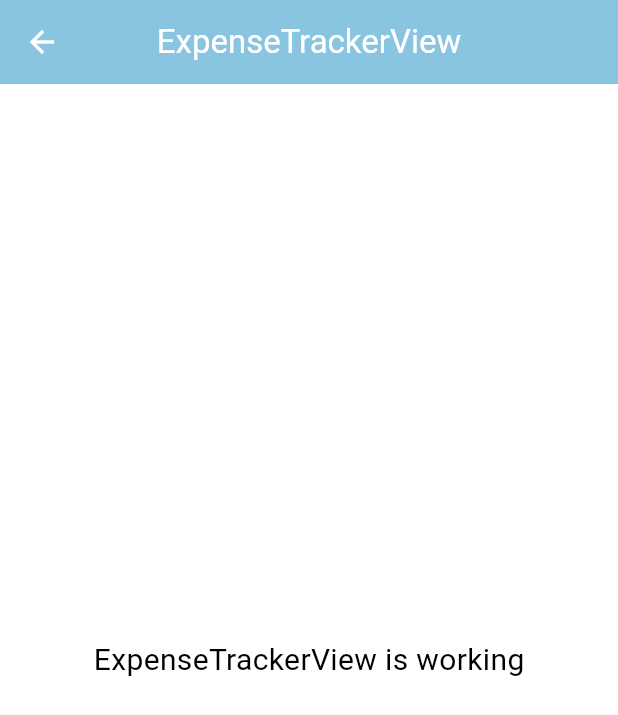
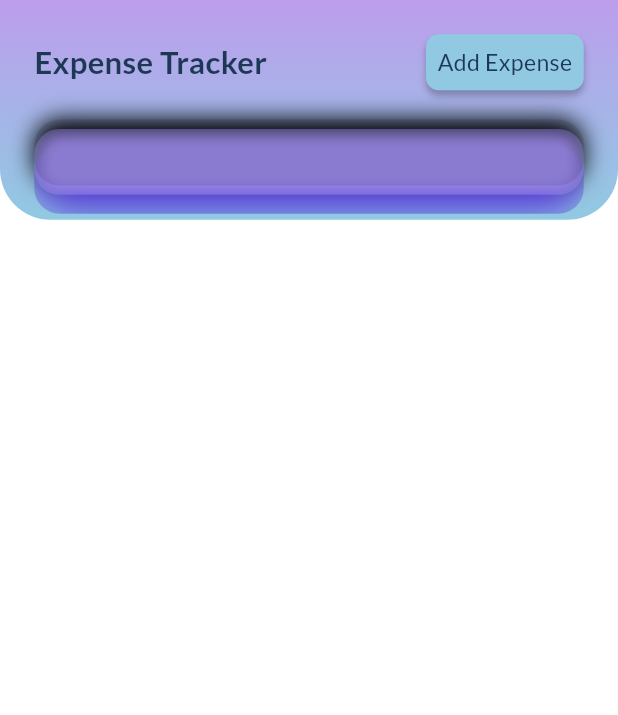
Before and after one commit to RaihanRafi01/parent_bridge, a Flutter app: the ExpenseTrackerView screen opened by its route, on a phone screen of 412 x 824 dp. Shown: the top 715 px of the screen. Run offline on Flutter 3.47's test engine with Material 3 defaults, Android fonts, the phone set to English and light mode, and no system bars; our stand-ins replace flutter_screenutil, flutter_svg, get, google_fonts.

Commit message:
expanse tracker started

```diff
--- a/lib/app/modules/authentication/views/sign_in_view.dart
+++ b/lib/app/modules/authentication/views/sign_in_view.dart
@@ -6,6 +6,7 @@ import 'package:get/get.dart';
 import 'package:parent_bridge/app/modules/authentication/views/forgot_password_view.dart';
 import 'package:parent_bridge/app/modules/authentication/views/sign_up_view.dart';
 import 'package:parent_bridge/app/modules/home/views/home_view.dart';
+import 'package:parent_bridge/app/modules/subscription/views/subscription_view.dart';
 import 'package:parent_bridge/common/widgets/customButton.dart';
 import 'package:parent_bridge/common/widgets/customTextField.dart';
 
@@ -117,7 +118,7 @@ class SignInView extends GetView<AuthenticationController> {
 
                 Padding(
                   padding: const EdgeInsets.symmetric(vertical: 30).r,
-                  child: CustomPBButton(text: 'Log In', onPressed: () => Get.to(HomeView()),),
+                  child: CustomPBButton(text: 'Log In', onPressed: () => Get.to(SubscriptionView()),),
                 ),
 
 
--- a/lib/app/modules/calendar/views/calendar_view.dart
+++ b/lib/app/modules/calendar/views/calendar_view.dart
@@ -44,7 +44,7 @@ class CalendarView extends GetView<CalendarController> {
             child: _buildCalendarContent(),
           ),
          //  _buildAddEventButton(),
-          CustomPBButton(text: 'Add Event'),
+          CustomPBButton(text: 'Add Event', onPressed: () {  }),
           SizedBox(height: 40.h)
         ],
       ),
--- a/lib/app/modules/expense_tracker/views/expense_tracker_view.dart
+++ b/lib/app/modules/expense_tracker/views/expense_tracker_view.dart
@@ -1,6 +1,9 @@
 import 'package:flutter/material.dart';
+import 'package:flutter_screenutil/flutter_screenutil.dart';
 
 import 'package:get/get.dart';
+import 'package:parent_bridge/common/appColors.dart';
+import 'package:parent_bridge/common/customFont.dart';
 
 import '../controllers/expense_tracker_controller.dart';
 
@@ -9,14 +12,86 @@ class ExpenseTrackerView extends GetView<ExpenseTrackerController> {
   @override
   Widget build(BuildContext context) {
     return Scaffold(
-      appBar: AppBar(
-        title: const Text('ExpenseTrackerView'),
-        centerTitle: true,
-      ),
-      body: const Center(
-        child: Text(
-          'ExpenseTrackerView is working',
-          style: TextStyle(fontSize: 20),
+      body: SafeArea(
+        child: Column(
+          children: [
+            Container(
+              padding: EdgeInsets.all(27.r),
+              decoration: BoxDecoration(
+                borderRadius: BorderRadius.only(bottomLeft: Radius.circular(40.r), bottomRight: Radius.circular(40.r),),
+                gradient: LinearGradient(
+                  colors: [AppColors.lightPurplePink2, AppColors.customSkyBlue3],
+                  begin: Alignment.topCenter,
+                  end: Alignment.bottomCenter,
+                ),
+              ),
+              child: Column(
+                spacing: 23.h,
+                children: [
+                  Row(
+                    mainAxisAlignment: MainAxisAlignment.spaceBetween,
+                    children: [
+                      Text(
+                        'Expense Tracker',
+                        style: h2.copyWith(
+                          color: AppColors.textColor51,
+                          fontSize: 24.47.sp,
+                        ),
+                      ),
+
+                      Container(
+                        padding: EdgeInsets.all(9.08.r),
+                        decoration: BoxDecoration(
+                            color: AppColors.card54,
+                            borderRadius: BorderRadius.circular(10.r),
+                            boxShadow: [
+                              BoxShadow(
+                                color: AppColors.clrBlack.withAlpha(64),
+                                blurRadius: 4.r,
+                                offset: Offset(0.w, 4.h),
+                              )
+                            ]
+                        ),
+
+                        child: Text(
+                          'Add Expense',
+                          style: h3.copyWith(
+                            color: AppColors.textColor51,
+                            fontSize: 18.16.sp,
+                          ),
+                        ),
+                      ),
+                    ],
+                  ),
+
+                  Container(
+                    padding: EdgeInsets.symmetric(horizontal: 25.w, vertical: 26.h,),
+                    decoration: BoxDecoration(
+                      borderRadius: BorderRadius.circular(20.r),
+                        color: AppColors.card55.withAlpha(26),
+                        boxShadow: [
+                          BoxShadow(
+                            blurRadius: 14.8.r,
+                          ),
+                          BoxShadow(
+                            color: AppColors.violet,
+                            blurRadius: 29.6.r,
+                            blurStyle: BlurStyle.inner,
+                            offset: Offset(0.w, 22.2.h),
+                          ),
+                          BoxShadow(
+                            color: AppColors.violet2,
+                            blurRadius: 11.1.r,
+                            blurStyle: BlurStyle.inner,
+                            offset: Offset(0.w, 7.4.h),
+                          ),
+                        ]
+                    ),
+                  )
+                ],
+              ),
+            ),
+          ],
         ),
       ),
     );
--- a/lib/app/routes/app_routes.dart
+++ b/lib/app/routes/app_routes.dart
@@ -15,6 +15,7 @@ abstract class Routes {
   static const LEGAL_RECORDS = _Paths.LEGAL_RECORDS;
   static const SETTINGS = _Paths.SETTINGS;
   static const SIGN_UP_PROCESS = _Paths.SIGN_UP_PROCESS;
+  static const SUBSCRIPTION = _Paths.SUBSCRIPTION;
 }
 
 abstract class _Paths {
@@ -31,4 +32,5 @@ abstract class _Paths {
   static const LEGAL_RECORDS = '/legal-records';
   static const SETTINGS = '/settings';
   static const SIGN_UP_PROCESS = '/sign-up-process';
+  static const SUBSCRIPTION = '/subscription';
 }
--- a/lib/common/appColors.dart
+++ b/lib/common/appColors.dart
@@ -44,6 +44,7 @@ class AppColors {
 
   // #583BDC - Violet
   static const Color violet = Color(0xFF583BDC);
+  static const Color violet2 = Color(0xFF9A89E6);
 
   // #DAB1F7 - Light Purple/Pink
   static const Color lightPurplePink = Color(0xFFDAB1F7);
@@ -148,13 +149,24 @@ class AppColors {
   static const Color textColor51 = Color(0xFF1D3855);
   static const Color textColor52 = Color(0xFF8B8888);
   static const Color textColor53 = Color(0xFF758290);
+  static const Color textColor54 = Color(0xFF7D4AD4);
+  static const Color textColor55 = Color(0xFFEBCE12);
+  static const Color textColor56 = Color(0xFFF03ED9);
 
   static const Color card51 = Color(0xFFF0F0F0);
   static const Color card52 = Color(0xFFE4F5FF);
   static const Color card53 = Color(0xFF90C6E5);
+  static const Color card54 = Color(0xFF91C9E2);
+  static const Color card55 = Color(0xFF060213);
 
   static const Color borderColor51 = Color(0xFFEEEEEE);
   static const Color borderColor52 = Color(0xFFEAEAEA);
 
   static const Color boxShadowColor51 = Color(0xFFD1D1D1);
+
+  static const Color bgColor51 = Color(0xFF90CAE3);
+  static const Color bgColor52 = Color(0xFFCF91F1);
+
+  static const Color buttonColor51 = Color(0xFF731AE8);
+  static const Color buttonColor52 = Color(0xFFC198F7);
 }
--- a/pubspec.yaml
+++ b/pubspec.yaml
@@ -71,6 +71,7 @@ flutter:
     - assets/images/home/
     - assets/images/calendar/
     - assets/images/common/
+    - assets/images/subscription/
 
   # An image asset can refer to one or more resolution-specific "variants", see
   # https://flutter.dev/to/resolution-aware-images
```
Also changed, not shown: lib/app/modules/subscription/bindings/subscription_binding.dart (added, +12 -0 lines), lib/app/modules/subscription/controllers/subscription_controller.dart (added, +43 -0 lines), lib/app/modules/subscription/views/subscription_view.dart (added, +286 -0 lines), lib/app/routes/app_pages.dart (+8 -1 lines), lib/common/widgets/customButton.dart (+9 -3 lines), assets/images/subscription/pro_bg.svg (added), assets/images/subscription/pro_plus_bg.svg (added), assets/images/subscription/subscription_feature.svg (added), assets/images/subscription/subscription_feature2.svg (added).
